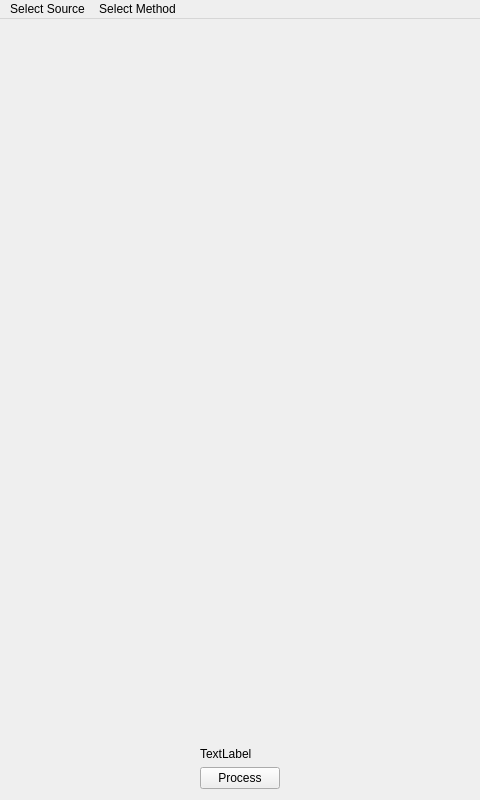
The window that AndroidOpencvDemo/mainwindow.ui (xb446909/AndroidOpenDemo) describes before a commit, drawn with Qt 5.
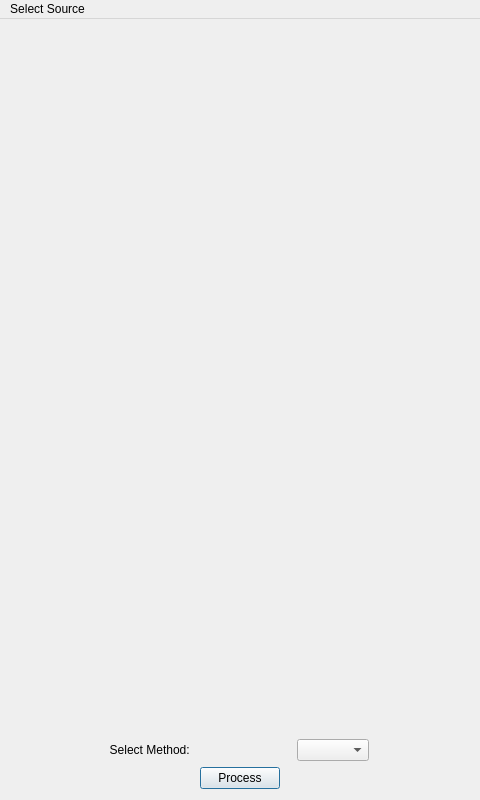
The same window after the commit.

Commit message: Add image proccess method

```diff
--- a/AndroidOpencvDemo/mainwindow.ui
+++ b/AndroidOpencvDemo/mainwindow.ui
@@ -16,34 +16,98 @@
   <widget class="QWidget" name="centralWidget">
    <layout class="QVBoxLayout" name="verticalLayout" stretch="2">
     <item>
-     <layout class="QGridLayout" name="gridLayout" rowstretch="1,0,0">
-      <item row="1" column="0">
-       <widget class="QLabel" name="label">
-        <property name="text">
-         <string>TextLabel</string>
-        </property>
-       </widget>
-      </item>
-      <item row="2" column="0">
-       <widget class="QPushButton" name="pushButton_proc">
+     <layout class="QVBoxLayout" name="verticalLayout_2" stretch="1,1,0,0">
+      <item>
+       <widget class="QLabel" name="label_src">
         <property name="sizePolicy">
-         <sizepolicy hsizetype="Fixed" vsizetype="Fixed">
+         <sizepolicy hsizetype="Preferred" vsizetype="Expanding">
           <horstretch>0</horstretch>
           <verstretch>0</verstretch>
          </sizepolicy>
         </property>
         <property name="text">
-         <string>Process</string>
+         <string/>
+        </property>
+        <property name="alignment">
+         <set>Qt::AlignCenter</set>
         </property>
        </widget>
       </item>
-      <item row="0" column="0">
-       <widget class="QLabel" name="label_src">
+      <item>
+       <widget class="QLabel" name="label_dst">
         <property name="text">
          <string/>
         </property>
        </widget>
       </item>
+      <item>
+       <layout class="QHBoxLayout" name="horizontalLayout">
+        <item>
+         <widget class="QLabel" name="label">
+          <property name="sizePolicy">
+           <sizepolicy hsizetype="Fixed" vsizetype="Preferred">
+            <horstretch>0</horstretch>
+            <verstretch>0</verstretch>
+           </sizepolicy>
+          </property>
+          <property name="layoutDirection">
+           <enum>Qt::LeftToRight</enum>
+          </property>
+          <property name="text">
+           <string>Select Method: </string>
+          </property>
+          <property name="alignment">
+           <set>Qt::AlignRight|Qt::AlignTrailing|Qt::AlignVCenter</set>
+          </property>
+         </widget>
+        </item>
+        <item>
+         <widget class="QComboBox" name="comboBox_method">
+          <property name="sizePolicy">
+           <sizepolicy hsizetype="Fixed" vsizetype="Fixed">
+            <horstretch>0</horstretch>
+            <verstretch>0</verstretch>
+           </sizepolicy>
+          </property>
+          <property name="minimumSize">
+           <size>
+            <width>0</width>
+            <height>0</height>
+           </size>
+          </property>
+          <property name="layoutDirection">
+           <enum>Qt::LeftToRight</enum>
+          </property>
+          <property name="autoFillBackground">
+           <bool>true</bool>
+          </property>
+          <property name="frame">
+           <bool>true</bool>
+          </property>
+         </widget>
+        </item>
+       </layout>
+      </item>
+      <item>
+       <layout class="QHBoxLayout" name="horizontalLayout_2">
+        <item>
+         <widget class="QPushButton" name="pushButton_proc">
+          <property name="sizePolicy">
+           <sizepolicy hsizetype="Fixed" vsizetype="Fixed">
+            <horstretch>0</horstretch>
+            <verstretch>0</verstretch>
+           </sizepolicy>
+          </property>
+          <property name="text">
+           <string>Process</string>
+          </property>
+          <property name="default">
+           <bool>true</bool>
+          </property>
+         </widget>
+        </item>
+       </layout>
+      </item>
      </layout>
     </item>
    </layout>
@@ -54,7 +118,7 @@
      <x>0</x>
      <y>0</y>
      <width>480</width>
-     <height>23</height>
+     <height>21</height>
     </rect>
    </property>
    <widget class="QMenu" name="menuSource">
@@ -64,13 +128,7 @@
     <addaction name="actionCamera"/>
     <addaction name="actionGallery"/>
    </widget>
-   <widget class="QMenu" name="menuMethod">
-    <property name="title">
-     <string>Select Method</string>
-    </property>
-   </widget>
    <addaction name="menuSource"/>
-   <addaction name="menuMethod"/>
   </widget>
   <action name="actionCamera">
    <property name="text">
```
Left out of the diff: 7 changed lines with no effect on the pictures. The commit also changes 7 other files.
